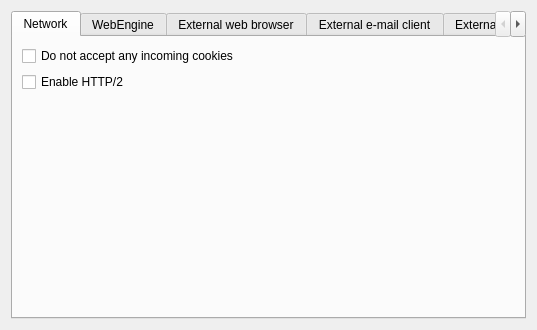
This is src/librssguard/gui/settings/settingsbrowsermail.ui in martinrotter/rssguard as Qt 5 draws it before an edit. The edited form follows.
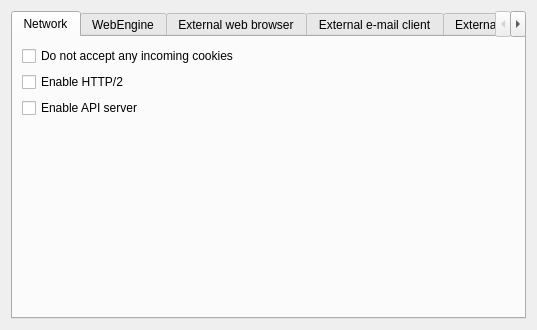
This is the edited form. Custom widgets are drawn as their Qt base class.

Commit message: boilerplate for api server

Diff of the .ui file:
```diff
--- a/src/librssguard/gui/settings/settingsbrowsermail.ui
+++ b/src/librssguard/gui/settings/settingsbrowsermail.ui
@@ -35,6 +35,13 @@
          </property>
         </widget>
        </item>
+       <item row="2" column="0" colspan="2">
+        <widget class="QCheckBox" name="m_cbEnableApiServer">
+         <property name="text">
+          <string>Enable API server</string>
+         </property>
+        </widget>
+       </item>
       </layout>
      </widget>
      <widget class="QWidget" name="m_tabWebEngine">
```
The commit also changes 9 other files.
